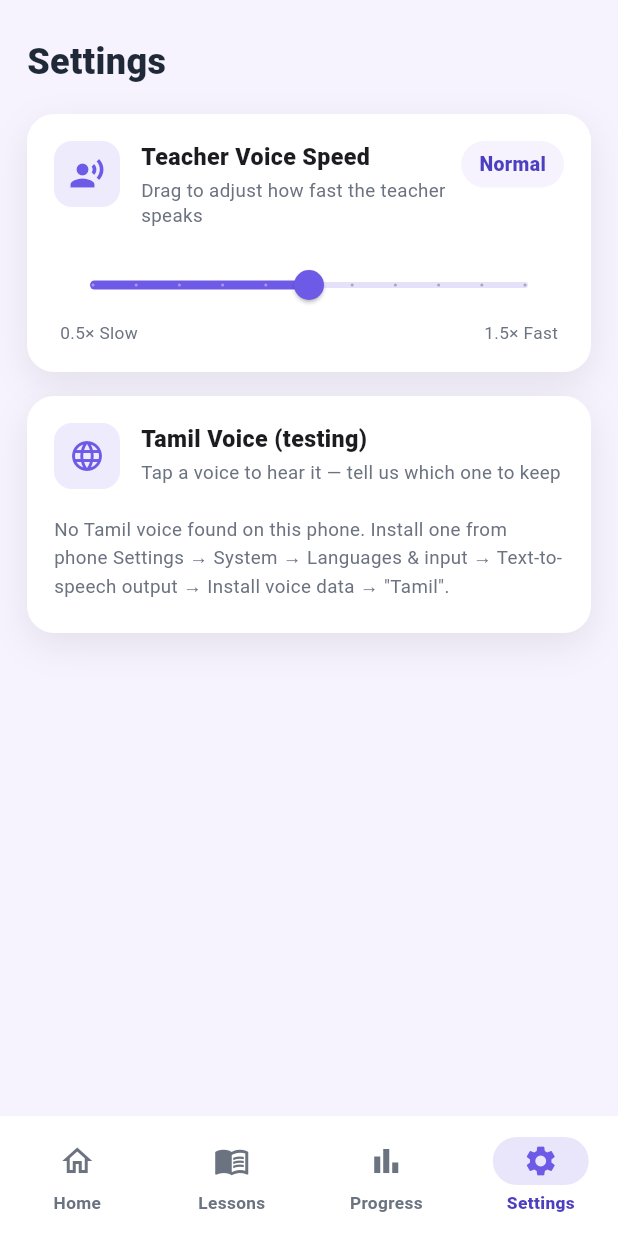
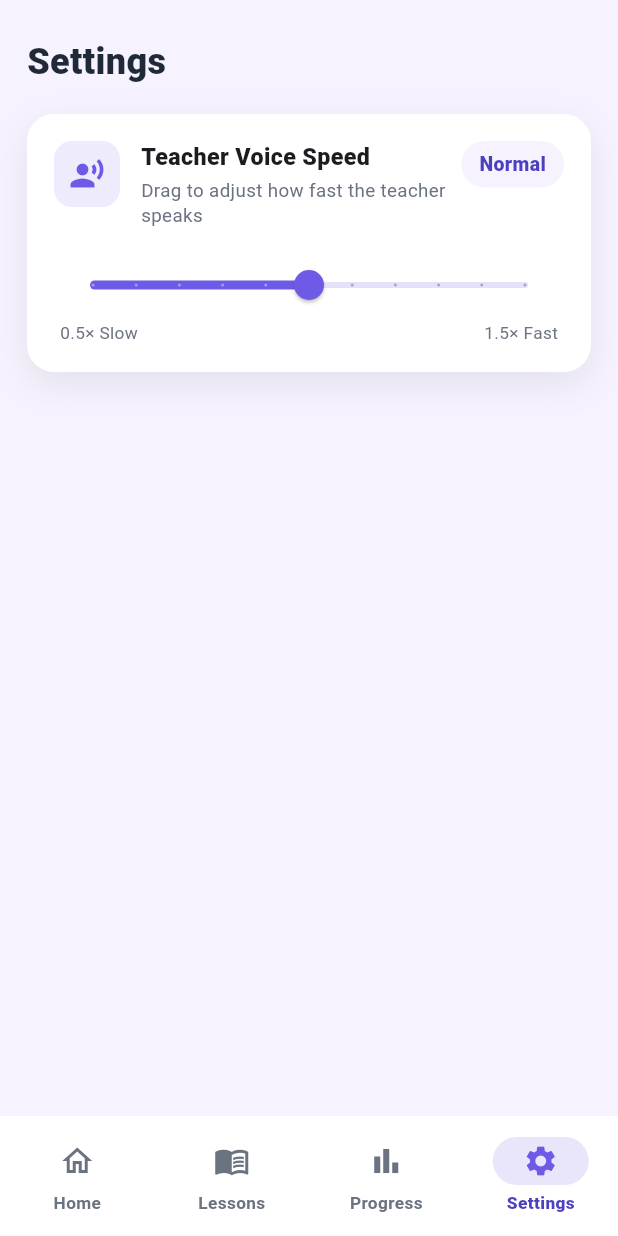
Before and after one commit to salimsrk/speakright-english, a Flutter app: the screen it shows after launch, item 4 of the bottom bar chosen, on a phone screen of 412 x 824 dp. Run offline on Flutter 3.47's test engine with Material 3 defaults, Android fonts, the phone set to English and light mode, and no system bars; our stand-ins replace audioplayers, flutter_tts, permission_handler, shared_preferences, speech_to_text; missing offline and left inert: record.

Commit message:
Add files via upload

```diff
--- a/lib/screens/settings_tab_screen.dart
+++ b/lib/screens/settings_tab_screen.dart
@@ -2,21 +2,17 @@ import 'package:flutter/material.dart';
 import '../services/teacher_tts.dart';
 import '../theme/app_theme.dart';
 
-/// Settings tab — Teacher Voice Speed, plus a TEMPORARY "Tamil Voice"
-/// testing card. The permanent English voice picker (Indian-voice chips
-/// the student could tap to preview/choose) was removed per the client's
-/// explicit request: they listened to every voice and picked one specific
-/// one ("Indian English 7") to use everywhere, with no further choice
-/// shown to students — see TeacherTts._selectIndianEnglish for where that
-/// pinned voice is applied.
+/// Settings tab — Teacher Voice Speed only. The permanent English voice
+/// picker (Indian-voice chips the student could tap to preview/choose) was
+/// removed per the client's explicit request: they listened to every voice
+/// and picked one specific one ("Indian English 7") to use everywhere, with
+/// no further choice shown to students — see TeacherTts._selectIndianEnglish
+/// for where that pinned voice is applied.
 ///
-/// The Tamil card below exists only because the auto-picked Tamil voice
-/// turned out to sound female and the client wants a different one, and
-/// there is no "gender" field the app can read from the TTS engine to
-/// pick correctly on its own — same situation the English picker solved
-/// by letting the client tap through voices and tell us which one to
-/// pin. Once the client confirms a Tamil voice here, it should be
-/// hardcoded the same way "Indian English 7" was, and this card removed.
+/// The temporary "Tamil Voice (testing)" card that lived here has likewise
+/// been removed: the client tested the Tamil voices on their phone and
+/// confirmed "Tamil 2" — now hardcoded in TeacherTts._pinnedTamilVoiceIndex,
+/// the same pinning pattern used for the English voice above.
 class SettingsTabScreen extends StatefulWidget {
   const SettingsTabScreen({super.key});
 
@@ -27,11 +23,6 @@ class SettingsTabScreen extends StatefulWidget {
 class _SettingsTabScreenState extends State<SettingsTabScreen> {
   double _rate = 1.0;
   bool _loaded = false;
-
-  // --- Temporary Tamil Voice testing list ---
-  List<TtsVoiceOption> _tamilVoices = [];
-  TtsVoiceOption? _selectedTamilVoice;
-  String? _previewingTamilVoiceName;
 
   @override
   void initState() {
@@ -47,8 +38,6 @@ class _SettingsTabScreenState extends State<SettingsTabScreen> {
     if (!mounted) return;
     setState(() {
       _rate = TeacherTts.instance.rateMultiplier;
-      _tamilVoices = TeacherTts.instance.tamilVoiceOptions;
-      _selectedTamilVoice = TeacherTts.instance.selectedTamilVoice;
       _loaded = true;
     });
   }
@@ -57,57 +46,6 @@ class _SettingsTabScreenState extends State<SettingsTabScreen> {
     if ((rate - 1.0).abs() < 0.03) return "Normal";
     if (rate < 1.0) return "${rate.toStringAsFixed(1)}×";
     return "${rate.toStringAsFixed(1)}×";
-  }
-
-  Future<void> _previewTamilVoice(TtsVoiceOption voice) async {
-    setState(() => _previewingTamilVoiceName = voice.name);
-    await TeacherTts.instance.previewTamilVoice(voice);
-    if (!mounted) return;
-    setState(() {
-      _selectedTamilVoice = TeacherTts.instance.selectedTamilVoice;
-      _previewingTamilVoiceName = null;
-    });
-  }
-
-  Widget _tamilVoiceChip(TtsVoiceOption voice) {
-    final selected = _selectedTamilVoice?.name == voice.name;
-    final loading = _previewingTamilVoiceName == voice.name;
-    return GestureDetector(
-      onTap: _previewingTamilVoiceName != null ? null : () => _previewTamilVoice(voice),
-      child: Container(
-        margin: const EdgeInsets.only(right: 10),
-        padding: const EdgeInsets.symmetric(horizontal: 18, vertical: 12),
-        decoration: BoxDecoration(
-          color: selected ? AppColors.primary : AppColors.surface,
-          borderRadius: BorderRadius.circular(24),
-          border: Border.all(color: selected ? AppColors.primary : AppColors.primary.withOpacity(0.3), width: 1.4),
-        ),
-        child: Row(
-          mainAxisSize: MainAxisSize.min,
-          children: [
-            if (loading) ...[
-              SizedBox(
-                width: 14,
-                height: 14,
-                child: CircularProgressIndicator(strokeWidth: 2, color: selected ? Colors.white : AppColors.primary),
-              ),
-              const SizedBox(width: 8),
-            ] else if (selected) ...[
-              const Icon(Icons.volume_up, size: 16, color: Colors.white),
-              const SizedBox(width: 6),
-            ],
-            Text(
-              voice.label,
-              style: TextStyle(
-                fontSize: 13.5,
-                fontWeight: FontWeight.w700,
-                color: selected ? Colors.white : AppColors.ink,
-              ),
-            ),
-          ],
-        ),
-      ),
-    );
   }
 
   @override
@@ -189,70 +127,6 @@ class _SettingsTabScreenState extends State<SettingsTabScreen> {
                 ],
               ),
             ),
-            const SizedBox(height: 16),
-            Container(
-              padding: const EdgeInsets.all(18),
-              decoration: cardDecoration(),
-              child: Column(
-                crossAxisAlignment: CrossAxisAlignment.start,
-                children: [
-                  Row(
-                    crossAxisAlignment: CrossAxisAlignment.start,
-                    children: [
-                      Container(
-                        width: 44,
-                        height: 44,
-                        decoration: BoxDecoration(color: AppColors.primary.withOpacity(0.12), borderRadius: BorderRadius.circular(12)),
-                        alignment: Alignment.center,
-                        child: const Icon(Icons.language, color: AppColors.primary),
-                      ),
-                      const SizedBox(width: 14),
-                      const Expanded(
-                        child: Column(
-                          crossAxisAlignment: CrossAxisAlignment.start,
-                          children: [
-                            Text("Tamil Voice (testing)", style: TextStyle(fontSize: 15.5, fontWeight: FontWeight.w800)),
-                            SizedBox(height: 2),
-                            Text("Tap a voice to hear it — tell us which one to keep",
-                                style: TextStyle(fontSize: 12.5, color: AppColors.inkSoft, height: 1.35)),
-                          ],
-                        ),
-                      ),
-                    ],
-                  ),
-                  const SizedBox(height: 14),
-                  if (!_loaded)
-                    const Padding(
-                      padding: EdgeInsets.symmetric(vertical: 8),
-                      child: Text("Checking…", style: TextStyle(fontSize: 13, color: AppColors.inkSoft)),
-                    )
-                  else if (_tamilVoices.isEmpty)
-                    const Padding(
-                      padding: EdgeInsets.symmetric(vertical: 4),
-                      child: Text(
-                        "No Tamil voice found on this phone. Install one from phone Settings → System → "
-                        "Languages & input → Text-to-speech output → Install voice data → \"Tamil\".",
-                        style: TextStyle(fontSize: 12.5, color: AppColors.inkSoft, height: 1.45),
-                      ),
-                    )
-                  else if (_tamilVoices.length == 1)
-                    Padding(
-                      padding: const EdgeInsets.symmetric(vertical: 4),
-                      child: Text(
-                        "Only one Tamil voice (\"${_tamilVoices.first.label}\") is installed on this phone — "
-                        "no alternative to switch to here. A different-sounding Tamil voice pack would need to "
-                        "be installed from phone Settings first.",
-                        style: const TextStyle(fontSize: 12.5, color: AppColors.inkSoft, height: 1.45),
-                      ),
-                    )
-                  else
-                    SingleChildScrollView(
-                      scrollDirection: Axis.horizontal,
-                      child: Row(children: [for (final v in _tamilVoices) _tamilVoiceChip(v)]),
-                    ),
-                ],
-              ),
-            ),
           ],
         ),
       ),
```
